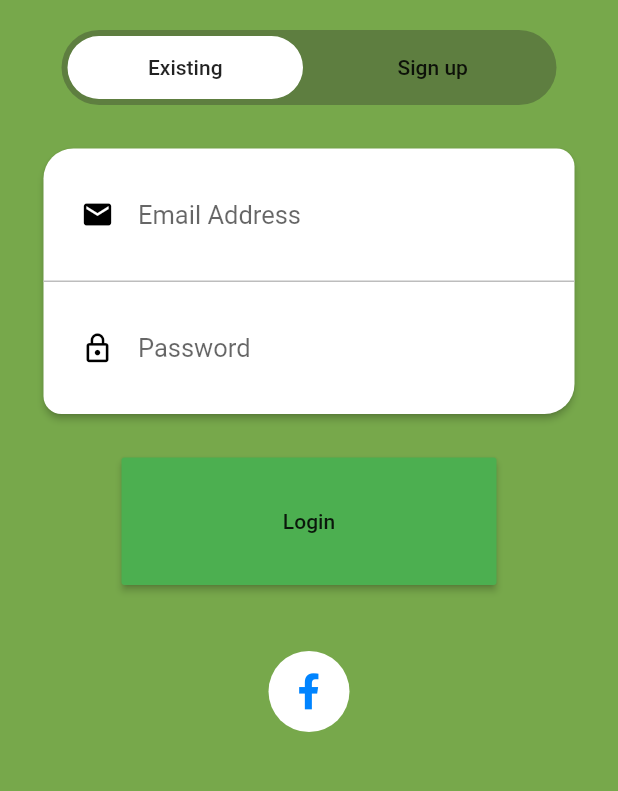
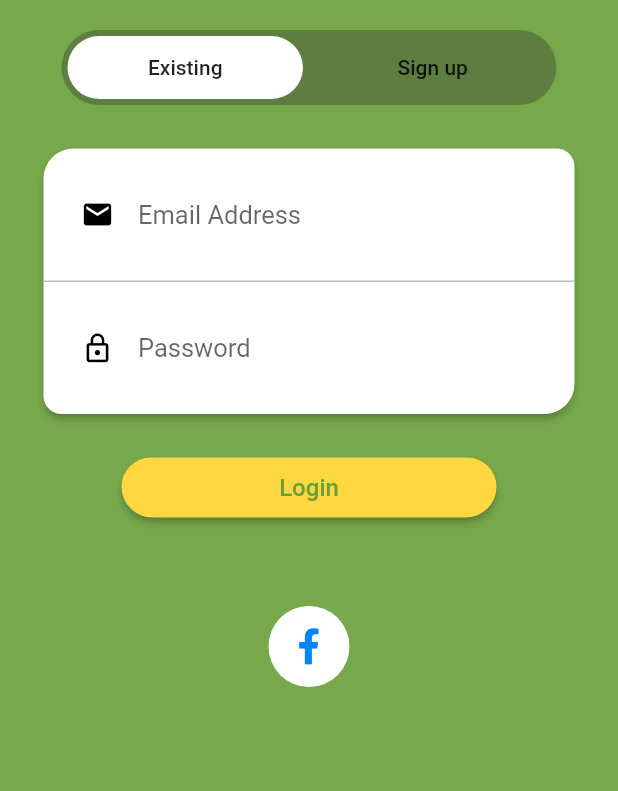
Before and after one commit to mcmalloy/bookversity, a Flutter app: the screen it shows after launch, on a phone screen of 412 x 824 dp, the part 399-1190 px from its top. Run offline on Flutter 3.47's test engine with Material 2 defaults, Android fonts, the phone set to English and light mode, and no system bars; our stand-ins replace firebase_auth, firebase_core, flare_flutter, font_awesome_flutter; missing offline and left inert: flare_splash_screen, flutter_facebook_login; accounts and stored records are empty; Roboto replaces fonts that are missing (WorkSansSemiBold).

Commit message:
Initial commit including tabs upon login

```diff
--- a/lib/Constants/shapes.dart
+++ b/lib/Constants/shapes.dart
@@ -18,4 +18,13 @@ class CustomShapes {
             bottomRight: Radius.circular(12),
             bottomLeft: Radius.circular(20)));
   }
+
+  RoundedRectangleBorder customButtonShape(){
+    return RoundedRectangleBorder(
+        borderRadius: BorderRadius.only(
+            topLeft: Radius.circular(38),
+            topRight: Radius.circular(38),
+            bottomRight: Radius.circular(40),
+            bottomLeft: Radius.circular(40)));
+  }
 }
--- a/lib/Services/auth.dart
+++ b/lib/Services/auth.dart
@@ -26,7 +26,6 @@ class AuthService {
   Future<FirebaseUser> emailSignIn(String email, String password) async {
     AuthResult result = await _auth.signInWithEmailAndPassword(email: email, password: password);
     FirebaseUser user = result.user;
-    print("Additional user info: "+ result.additionalUserInfo.username);
     return user;
   }
 
--- a/lib/landing_page.dart
+++ b/lib/landing_page.dart
@@ -1,7 +1,8 @@
 import 'package:bookversity/Constants/button_switch_color_animation.dart';
 import 'package:bookversity/Constants/shapes.dart';
 import 'package:bookversity/Services/auth.dart';
-import 'package:bookversity/profile_page.dart';
+import 'package:bookversity/tab_pages.dart';
+import 'file:///C:/Users/markm/AndroidStudioProjects/bookversity/lib/TabPages/profile_page.dart';
 import 'package:firebase_auth/firebase_auth.dart';
 import 'package:firebase_core/firebase_core.dart';
 import 'package:flare_flutter/flare_actor.dart';
@@ -145,7 +146,7 @@ class _LoginPageState extends State<LoginPage> {
                 ),
               ),
               Padding(
-                padding: EdgeInsets.only(bottom: 70),
+                padding: EdgeInsets.only(bottom: 100),
                 child: GestureDetector(
                   child: Container(
                     padding: const EdgeInsets.all(15.0),
@@ -159,14 +160,15 @@ class _LoginPageState extends State<LoginPage> {
                     ),
                   ),
                   onTap: () async {
-                    FacebookLoginStatus result = await _authService.facebookLogin();
-                    if(result == FacebookLoginStatus.loggedIn){
+                    FacebookLoginStatus result =
+                        await _authService.facebookLogin();
+                    if (result == FacebookLoginStatus.loggedIn) {
                       // TODO: LOG USER IN
                       Navigator.push(
                           context,
-                      MaterialPageRoute(builder: (context) => ProfilePage()));
-                    }
-                    else if(result == FacebookLoginStatus.error){
+                          MaterialPageRoute(
+                              builder: (context) => TabPages()));
+                    } else if (result == FacebookLoginStatus.error) {
                       // TODO: Display facebook login error
                     }
                   },
@@ -197,20 +199,35 @@ class _LoginPageState extends State<LoginPage> {
             height: 25,
           ),
           Container(
-            height: 85,
+            height: 40,
             width: 250,
             child: RaisedButton(
-              color: Colors.green,
+              shape: _shapes.customButtonShape(),
+              color: CustomColors.materialYellow,
               splashColor: Colors.transparent,
               highlightColor: Colors.transparent,
               onPressed: () async {
                 //TODO: LOGIN HERE
-                Navigator.push(
-                    context,
-                    MaterialPageRoute(builder: (context) => ProfilePage()));                //FirebaseUser anonUser = await _authService.anonSignIn();
+                print("Attempting login with "+_emailTextController.text+" : "+_passwordController.text);
+                FirebaseUser user = await _authService.emailSignIn(_emailTextController.text, _passwordController.text);
+                if(user!=null){
+                  Navigator.push(
+                      context,
+                      MaterialPageRoute(
+                          builder: (context) =>
+                              TabPages()));
+                }
+                else{
+                  //TODO: Catch incorrect login
+                }
+                 //FirebaseUser anonUser = await _authService.anonSignIn();
                 //FirebaseUser emailUser = await _authService.emailSignIn("markmalloy96@yahoo.dk", "Test1234");
               },
-              child: Text("Login"),
+              child: Text("Login",
+                  style: TextStyle(
+                      color: CustomColors.materialDarkGreen,
+                      fontSize: 16,
+                      fontFamily: "WorkSansSemiBold")),
             ),
           )
         ],
@@ -236,17 +253,24 @@ class _LoginPageState extends State<LoginPage> {
             height: 25,
           ),
           Container(
-            height: 85,
+            height: 40,
             width: 250,
             child: MaterialButton(
-              color: CustomColors.materialDarkGreen,
+              shape: _shapes.customButtonShape(),
+              color: CustomColors.materialYellow,
               splashColor: Colors.transparent,
               highlightColor: CustomColors.loginGradientEnd,
               onPressed: () {
                 _authService.createEmailUser(_emailSignUpController.text,
                     _passwordSignUpController.text);
               },
-              child: Text("Sign up"),
+              child: Text(
+                "Sign up",
+                style: TextStyle(
+                    color: CustomColors.materialDarkGreen,
+                    fontSize: 16,
+                    fontFamily: "WorkSansSemiBold"),
+              ),
             ),
           )
         ],
@@ -259,7 +283,7 @@ class _LoginPageState extends State<LoginPage> {
       children: [
         Padding(
           padding: EdgeInsets.only(top: 20, bottom: 20, left: 25, right: 25),
-          child: TextField(
+          child: TextFormField(
             controller: _emailTextController,
             style: TextStyle(
                 fontFamily: "WorkSansSemiBold",
@@ -282,7 +306,7 @@ class _LoginPageState extends State<LoginPage> {
         Container(height: 1, color: Colors.grey[400]),
         Padding(
           padding: EdgeInsets.only(top: 20, bottom: 20, left: 25, right: 25),
-          child: TextField(
+          child: TextFormField(
             controller: _passwordController,
             style: TextStyle(
                 fontFamily: "WorkSansSemiBold",
@@ -311,7 +335,7 @@ class _LoginPageState extends State<LoginPage> {
       children: [
         Padding(
           padding: EdgeInsets.only(top: 20, bottom: 20, left: 25, right: 25),
-          child: TextField(
+          child: TextFormField(
             controller: _emailSignUpController,
             style: TextStyle(
                 fontFamily: "WorkSansSemiBold",
@@ -334,7 +358,7 @@ class _LoginPageState extends State<LoginPage> {
         Container(height: 1, color: Colors.grey[400]),
         Padding(
           padding: EdgeInsets.only(top: 20, bottom: 20, left: 25, right: 25),
-          child: TextField(
+          child: TextFormField(
             controller: _passwordSignUpController,
             style: TextStyle(
                 fontFamily: "WorkSansSemiBold",
```
Also changed, not shown: lib/TabPages/chat_list.dart (added, +13 -0 lines), lib/TabPages/item_list.dart (added, +13 -0 lines), lib/TabPages/profile_page.dart (added, +63 -0 lines), lib/profile_page.dart (deleted, +0 -44 lines), lib/tab_pages.dart (+38 -2 lines).
